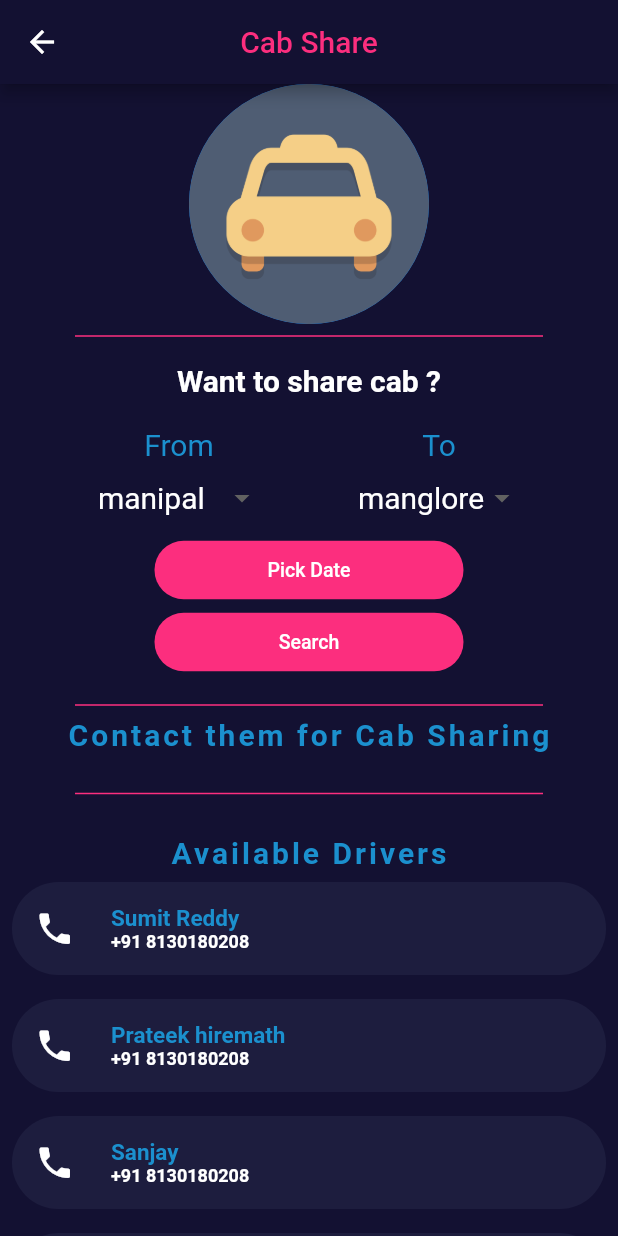
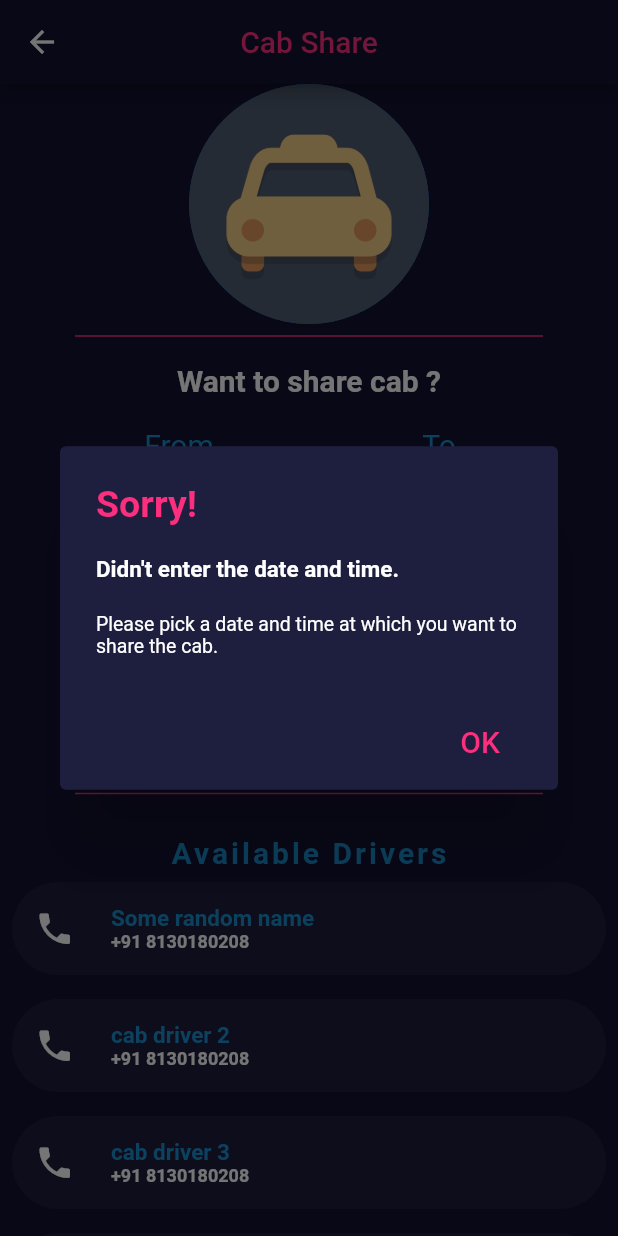
Before and after one commit to magj28/manipalSocialApp, a Flutter app: the CabShareScreen screen opened by its route, after a tap on "Search", on a phone screen of 412 x 824 dp. Run offline on Flutter 3.47's test engine with Material 2 defaults, Android fonts, the phone set to English and light mode, and no system bars; our stand-ins replace flutter_datetime_picker, flutter_secure_storage, splashscreen; accounts and stored records are empty.

Commit message:
fixed the cab share problem and updated the drive link

```diff
--- a/lib/UI/screens/addExperience.dart
+++ b/lib/UI/screens/addExperience.dart
@@ -15,7 +15,7 @@ class AddExperienceScreen extends StatelessWidget {
     final singlePlace = Provider.of<PlaceViewModel>(context, listen: false);
     final exp = Provider.of<ExperienceViewModel>(context, listen: false);
     return Scaffold(
-      resizeToAvoidBottomPadding: false,
+      resizeToAvoidBottomInset: false,
       backgroundColor: Color(0xff131132),
       appBar: AppBar(
         backgroundColor: Color(0xff131132),
--- a/lib/UI/screens/cabShareScreen.dart
+++ b/lib/UI/screens/cabShareScreen.dart
@@ -167,19 +167,26 @@ class _CabShareScreenState extends State<CabShareScreen> {
                     print(to);
                     print(from);
                     print(selectedDate);
+                    if (selectedDate == null) {
+                      showMyDialog(
+                          context,
+                          'Sorry!',
+                          "Didn't enter the date and time.",
+                          'Please pick a date and time at which you want to share the cab.');
+                    } else {
                       String headers =
                           Provider.of<UserViewModel>(context, listen: false)
                               .headers;
-                    bool success= await cabViewModel.getCabShares(
-                        headers, to, from, selectedDate.toIso8601String(),listen: false);
+                      bool success = await cabViewModel.getCabShares(
+                          headers, to, from, selectedDate.toIso8601String());
                       if (!success) {
                         showMyDialog(
                             context,
                             'Oops!',
                             'Looks like something went wrong.',
-                          Provider.of<CabViewModel>(context,
-                              listen: false)
+                            Provider.of<CabViewModel>(context, listen: false)
                                 .errorMessage);
+                      }
                     }
                   }),
               SizedBox(
@@ -236,10 +243,10 @@ class _CabShareScreenState extends State<CabShareScreen> {
                 physics: NeverScrollableScrollPhysics(),
                 shrinkWrap: true,
                 children: <Widget>[
-                  InfoCard('Sumit Reddy', 'phone', '+91 8130180208'),
-                  InfoCard('Prateek hiremath', 'phone', '+91 8130180208'),
-                  InfoCard('Sanjay', 'phone', '+91 8130180208'),
-                  InfoCard('Akhram', 'phone', '+91 8130180208'),
+                  InfoCard('Some random name', 'phone', '+91 8130180208'),
+                  InfoCard('cab driver 2', 'phone', '+91 8130180208'),
+                  InfoCard('cab driver 3', 'phone', '+91 8130180208'),
+                  InfoCard('some other random name', 'phone', '+91 8130180208'),
                 ],
               )
             ],
--- a/lib/UI/screens/homeScreen.dart
+++ b/lib/UI/screens/homeScreen.dart
@@ -138,8 +138,9 @@ class HomeScreen extends StatelessWidget {
                   bool success =
                       await Provider.of<EventViewModel>(context, listen: false)
                           .getEvents(headers);
-                  Provider.of<EventViewModel>(context, listen: false)
-                      .getUpcomingEvents(headers);
+                  success =
+                      await Provider.of<EventViewModel>(context, listen: false)
+                          .getUpcomingEvents(headers);
                   if (!success) {
                     showMyDialog(
                         context,
--- a/lib/UI/screens/loginScreen.dart
+++ b/lib/UI/screens/loginScreen.dart
@@ -12,7 +12,7 @@ class LoginScreen extends StatelessWidget {
   @override
   Widget build(BuildContext context) {
     return Scaffold(
-      resizeToAvoidBottomPadding: false,
+      resizeToAvoidBottomInset: false,
       backgroundColor: Color(0xff131132),
       body: Container(
         child: Column(
--- a/lib/UI/screens/signUp.dart
+++ b/lib/UI/screens/signUp.dart
@@ -15,7 +15,7 @@ class SignUpScreen extends StatelessWidget {
   @override
   Widget build(BuildContext context) {
     return Scaffold(
-      resizeToAvoidBottomPadding: false,
+      resizeToAvoidBottomInset: false,
       backgroundColor: Color(0xff131132),
       body: Container(
         child: Column(
--- a/lib/services/dateTimeConverter.dart
+++ b/lib/services/dateTimeConverter.dart
@@ -16,7 +16,7 @@ String timeConvert(dateTimeData) {
 String dateAndTimeConvert(dateTimeData) {
   print(dateTimeData);
   DateTime dateTime = DateTime.parse(dateTimeData).toLocal();
-  print(dateTime.toLocal());
+  // print(dateTime.toLocal());
   int hrs = dateTime.hour;
   int min = dateTime.minute;
   int day = dateTime.day;
```
Also changed, not shown: lib/UI/screens/OurTeam.dart (+39 -26 lines), lib/UI/screens/eventsScreen.dart (+4 -22 lines), lib/services/webApi.dart (+13 -13 lines), pubspec.yaml (+7 -7 lines), pubspec.lock, 24 other files. Lines whose indentation alone changed are shown as unchanged.
